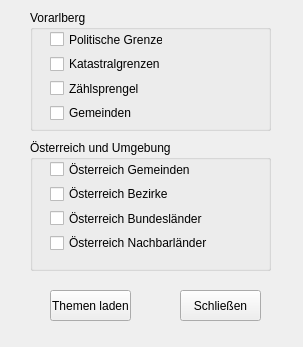
Qt form tools/gui_grenzen.ui (klausib/VogisMenu) before a commit.
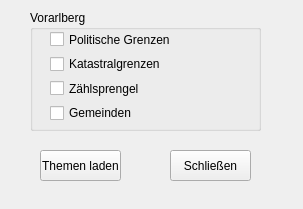
The same form after that commit.

Patch:
```diff
--- a/tools/gui_grenzen.ui
+++ b/tools/gui_grenzen.ui
@@ -7,7 +7,7 @@
     <x>0</x>
     <y>0</y>
     <width>303</width>
-    <height>347</height>
+    <height>209</height>
    </rect>
   </property>
   <property name="windowTitle">
@@ -18,7 +18,7 @@
     <rect>
      <x>30</x>
      <y>10</y>
-     <width>241</width>
+     <width>231</width>
      <height>121</height>
     </rect>
    </property>
@@ -30,7 +30,7 @@
      <rect>
       <x>20</x>
       <y>20</y>
-      <width>113</width>
+      <width>191</width>
       <height>92</height>
      </rect>
     </property>
@@ -71,72 +71,7 @@
         <string>Gemeinden</string>
        </property>
        <attribute name="buttonGroup">
-        <string>buttonGroup</string>
-       </attribute>
-      </widget>
-     </item>
-    </layout>
-   </widget>
-  </widget>
-  <widget class="QGroupBox" name="groupBox_2">
-   <property name="geometry">
-    <rect>
-     <x>30</x>
-     <y>140</y>
-     <width>241</width>
-     <height>131</height>
-    </rect>
-   </property>
-   <property name="title">
-    <string>Österreich und Umgebung</string>
-   </property>
-   <widget class="QWidget" name="verticalLayoutWidget">
-    <property name="geometry">
-     <rect>
-      <x>20</x>
-      <y>20</y>
-      <width>160</width>
-      <height>92</height>
-     </rect>
-    </property>
-    <layout class="QVBoxLayout" name="verticalLayout_2">
-     <item>
-      <widget class="QCheckBox" name="ckOGemeinden">
-       <property name="text">
-        <string>Österreich Gemeinden</string>
-       </property>
-       <attribute name="buttonGroup">
-        <string>buttonGroup</string>
-       </attribute>
-      </widget>
-     </item>
-     <item>
-      <widget class="QCheckBox" name="ckOBezirke">
-       <property name="text">
-        <string>Österreich Bezirke</string>
-       </property>
-       <attribute name="buttonGroup">
-        <string>buttonGroup</string>
-       </attribute>
-      </widget>
-     </item>
-     <item>
-      <widget class="QCheckBox" name="ckOBundeslaender">
-       <property name="text">
-        <string>Österreich Bundesländer</string>
-       </property>
-       <attribute name="buttonGroup">
-        <string>buttonGroup</string>
-       </attribute>
-      </widget>
-     </item>
-     <item>
-      <widget class="QCheckBox" name="ckONachbarlaender">
-       <property name="text">
-        <string>Österreich Nachbarländer</string>
-       </property>
-       <attribute name="buttonGroup">
-        <string>buttonGroup</string>
+        <string notr="true">buttonGroup</string>
        </attribute>
       </widget>
      </item>
@@ -146,8 +81,8 @@
   <widget class="QPushButton" name="btnAbbrechen">
    <property name="geometry">
     <rect>
-     <x>180</x>
-     <y>290</y>
+     <x>170</x>
+     <y>150</y>
      <width>81</width>
      <height>31</height>
     </rect>
@@ -159,8 +94,8 @@
   <widget class="QPushButton" name="btnLaden">
    <property name="geometry">
     <rect>
-     <x>50</x>
-     <y>290</y>
+     <x>40</x>
+     <y>150</y>
      <width>81</width>
      <height>31</height>
     </rect>
```
Left out of the diff: 6 changed lines with no effect on the pictures.
